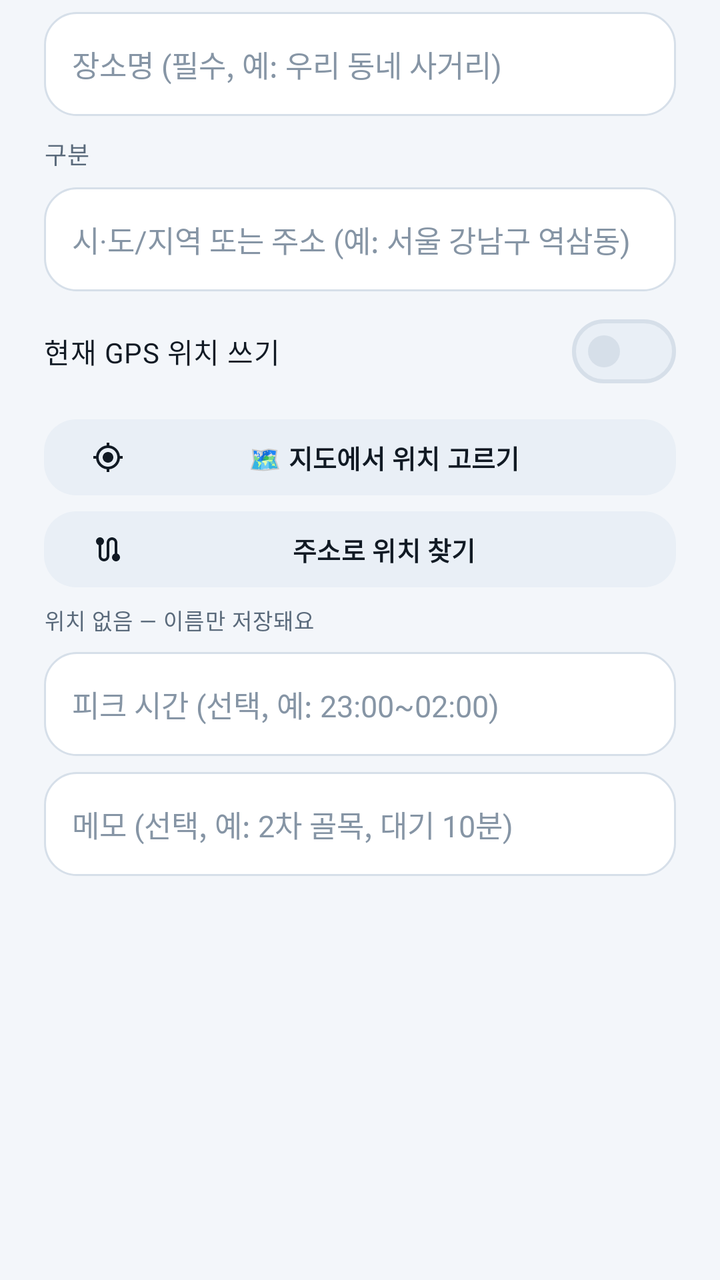
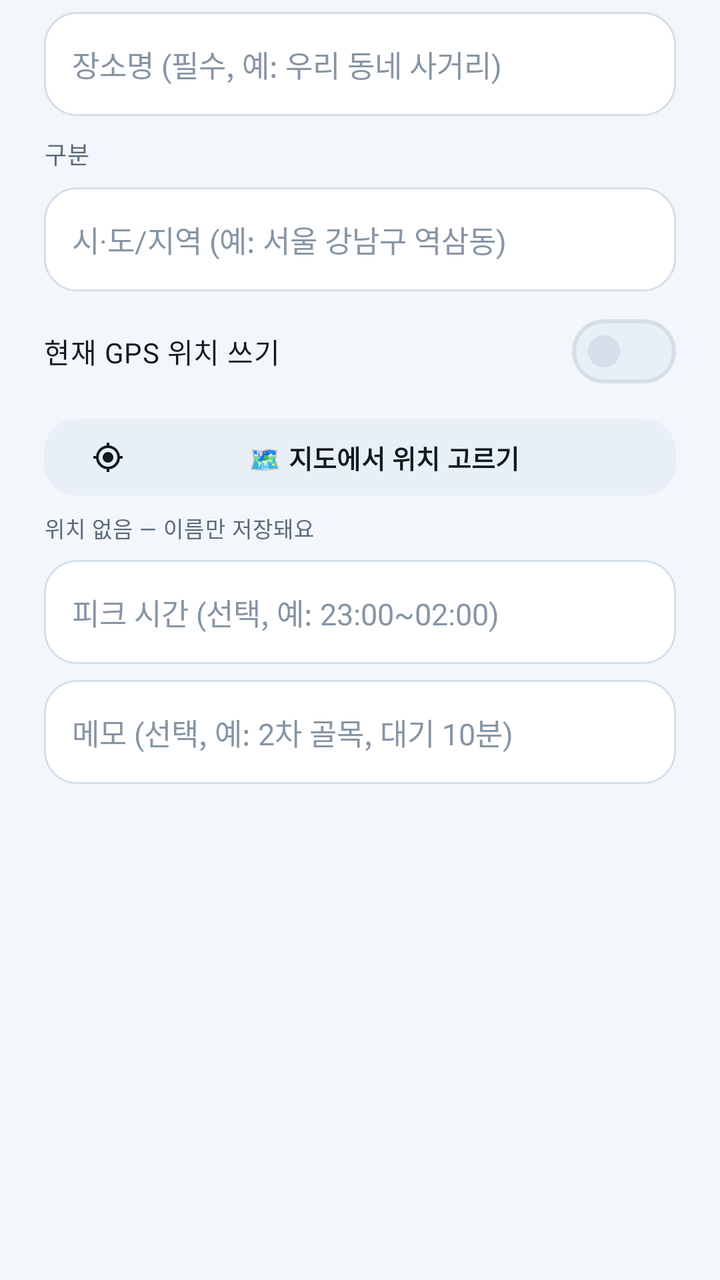

Compare the two renders of this Android layout. The source of the first and the diff that turns it into the second are given below.
<!-- AndroidManifest.xml: application theme Theme.DaeriLedger -->
<!-- res/layout/dialog_callspot_add.xml -->
<?xml version="1.0" encoding="utf-8"?>
<LinearLayout xmlns:android="http://schemas.android.com/apk/res/android"
    xmlns:app="http://schemas.android.com/apk/res-auto"
    android:layout_width="match_parent"
    android:layout_height="wrap_content"
    android:orientation="vertical"
    android:paddingHorizontal="22dp"
    android:paddingTop="6dp"
    android:paddingBottom="4dp">

    <EditText
        android:id="@+id/spotNameInput"
        android:layout_width="match_parent"
        android:layout_height="52dp"
        android:background="@drawable/bg_amount_field"
        android:hint="장소명 (필수, 예: 우리 동네 사거리)"
        android:imeOptions="actionNext"
        android:importantForAutofill="no"
        android:inputType="text"
        android:maxLength="30"
        android:paddingHorizontal="14dp"
        android:textColor="@color/text_primary"
        android:textColorHint="@color/text_tertiary"
        android:textSize="15sp" />

    <LinearLayout
        android:layout_width="match_parent"
        android:layout_height="wrap_content"
        android:layout_marginTop="10dp"
        android:gravity="center_vertical"
        android:orientation="horizontal">

        <TextView
            style="@style/Text.Daeri.Label"
            android:layout_width="wrap_content"
            android:layout_height="wrap_content"
            android:layout_marginEnd="10dp"
            android:text="구분" />

        <com.google.android.material.chip.ChipGroup
            android:id="@+id/spotServiceChips"
            android:layout_width="wrap_content"
            android:layout_height="wrap_content"
            app:chipSpacingHorizontal="6dp"
            app:singleLine="true"
            app:singleSelection="true" />
    </LinearLayout>

    <EditText
        android:id="@+id/spotAreaInput"
        android:layout_width="match_parent"
        android:layout_height="52dp"
        android:layout_marginTop="8dp"
        android:background="@drawable/bg_amount_field"
        android:hint="시·도/지역 또는 주소 (예: 서울 강남구 역삼동)"
        android:imeOptions="actionNext"
        android:importantForAutofill="no"
        android:inputType="text"
        android:maxLength="60"
        android:paddingHorizontal="14dp"
        android:textColor="@color/text_primary"
        android:textColorHint="@color/text_tertiary"
        android:textSize="15sp" />

    <com.google.android.material.materialswitch.MaterialSwitch
        android:id="@+id/useLocationSwitch"
        android:layout_width="match_parent"
        android:layout_height="wrap_content"
        android:layout_marginTop="6dp"
        android:minHeight="48dp"
        android:text="현재 GPS 위치 쓰기"
        android:textColor="@color/text_primary"
        android:textSize="14sp" />

    <com.google.android.material.button.MaterialButton
        android:id="@+id/pickOnMapButton"
        style="@style/Widget.Daeri.Button.Tonal"
        android:layout_width="match_parent"
        android:layout_height="46dp"
        android:layout_marginTop="6dp"
        android:minHeight="46dp"
        android:text="🗺️ 지도에서 위치 고르기"
        android:textSize="13sp"
        app:icon="@drawable/ic_my_location"
        app:iconSize="16dp" />

    <com.google.android.material.button.MaterialButton
        android:id="@+id/findAddressButton"
        style="@style/Widget.Daeri.Button.Tonal"
        android:layout_width="match_parent"
        android:layout_height="46dp"
        android:minHeight="46dp"
        android:text="주소로 위치 찾기"
        android:textSize="13sp"
        app:icon="@drawable/ic_route"
        app:iconSize="16dp" />

    <TextView
        android:id="@+id/locationValueText"
        style="@style/Text.Daeri.Label"
        android:layout_width="match_parent"
        android:layout_height="wrap_content"
        android:layout_marginTop="4dp"
        android:text="위치 없음 — 이름만 저장돼요"
        android:textSize="11sp" />

    <EditText
        android:id="@+id/spotPeakInput"
        android:layout_width="match_parent"
        android:layout_height="52dp"
        android:layout_marginTop="8dp"
        android:background="@drawable/bg_amount_field"
        android:hint="피크 시간 (선택, 예: 23:00~02:00)"
        android:imeOptions="actionNext"
        android:importantForAutofill="no"
        android:inputType="text"
        android:maxLength="30"
        android:paddingHorizontal="14dp"
        android:textColor="@color/text_primary"
        android:textColorHint="@color/text_tertiary"
        android:textSize="15sp" />

    <EditText
        android:id="@+id/spotMemoInput"
        android:layout_width="match_parent"
        android:layout_height="52dp"
        android:layout_marginTop="8dp"
        android:background="@drawable/bg_amount_field"
        android:hint="메모 (선택, 예: 2차 골목, 대기 10분)"
        android:imeOptions="actionDone"
        android:importantForAutofill="no"
        android:inputType="text"
        android:maxLength="60"
        android:paddingHorizontal="14dp"
        android:textColor="@color/text_primary"
        android:textColorHint="@color/text_tertiary"
        android:textSize="15sp" />

</LinearLayout>
<!-- resources referenced by this layout -->
<resources>
  <color name="text_primary">#111A24</color>
  <color name="text_tertiary">#8695A5</color>
  <!-- drawable bg_amount_field (drawable) -->
  <?xml version="1.0" encoding="utf-8"?>
  <shape xmlns:android="http://schemas.android.com/apk/res/android" android:shape="rectangle">
      <solid android:color="@color/surface" />
      <corners android:radius="16dp" />
      <stroke android:width="1dp" android:color="@color/outline" />
  </shape>
  <!-- drawable ic_route (drawable) -->
  <vector xmlns:android="http://schemas.android.com/apk/res/android"
      android:width="24dp" android:height="24dp"
      android:viewportWidth="24" android:viewportHeight="24"
      android:tint="?attr/colorControlNormal">
      <path android:fillColor="@android:color/white" android:pathData="M19,15.18V7c0,-2.21 -1.79,-4 -4,-4s-4,1.79 -4,4v10c0,1.1 -0.9,2 -2,2s-2,-0.9 -2,-2V8.82C8.16,8.4 9,7.3 9,6c0,-1.66 -1.34,-3 -3,-3S3,4.34 3,6c0,1.3 0.84,2.4 2,2.82V17c0,2.21 1.79,4 4,4s4,-1.79 4,-4V7c0,-1.1 0.9,-2 2,-2s2,0.9 2,2v8.18c-1.16,0.42 -2,1.52 -2,2.82 0,1.66 1.34,3 3,3s3,-1.34 3,-3c0,-1.3 -0.84,-2.4 -2,-2.82z" />
  </vector>
  <style name="Text.Daeri.Label" parent="TextAppearance.Material3.BodySmall">
          <item name="android:textSize">12sp</item>
          <item name="android:textColor">@color/text_secondary</item>
      </style>
  <style name="Widget.Daeri.Button.Tonal" parent="Widget.Material3.Button.TonalButton">
          <item name="android:minHeight">52dp</item>
          <item name="android:textSize">15sp</item>
          <item name="android:textStyle">bold</item>
          <item name="backgroundTint">@color/surface_high</item>
          <item name="android:textColor">@color/text_primary</item>
          <item name="cornerRadius">16dp</item>
          <item name="iconTint">@color/text_primary</item>
      </style>
  <style name="Theme.DaeriLedger" parent="Theme.DaeriLedger.Base" />
  <color name="surface">#FFFFFF</color>
  <color name="outline">#D6DFE9</color>
  <color name="text_secondary">#5A6A7B</color>
  <color name="surface_high">#E9EFF6</color>
  <color name="accent">#B87400</color>
  <color name="on_accent">#FFFFFF</color>
  <color name="accent_dim">#FFF0D2</color>
  <color name="profit">#0E8A4F</color>
  <color name="profit_dim">#E1F6EB</color>
  <color name="chart_bar">#2E6BC4</color>
  <color name="bg">#F3F6FA</color>
  <color name="surface_alt">#FFFFFF</color>
  <color name="divider">#E7EDF4</color>
  <color name="loss">#C93A3A</color>
  <style name="ThemeOverlay.Daeri.Dialog" parent="ThemeOverlay.Material3.MaterialAlertDialog">
          <item name="colorSurface">@color/surface_alt</item>
          <item name="colorOnSurface">@color/text_primary</item>
          <item name="colorOnSurfaceVariant">@color/text_secondary</item>
          <item name="shapeAppearanceOverlay">@style/Shape.Daeri.Large</item>
      </style>
  <style name="ThemeOverlay.Daeri.BottomSheet" parent="ThemeOverlay.Material3.BottomSheetDialog">
          <item name="colorSurface">@color/surface_alt</item>
          <item name="bottomSheetStyle">@style/Widget.Daeri.BottomSheet</item>
      </style>
  <style name="Shape.Daeri.ExtraSmall" parent="ShapeAppearance.Material3.Corner.ExtraSmall">
          <item name="cornerSize">8dp</item>
      </style>
  <style name="Shape.Daeri.Small" parent="ShapeAppearance.Material3.Corner.Small">
          <item name="cornerSize">12dp</item>
      </style>
  <style name="Shape.Daeri.Medium" parent="ShapeAppearance.Material3.Corner.Medium">
          <item name="cornerSize">18dp</item>
      </style>
  <style name="Shape.Daeri.Large" parent="ShapeAppearance.Material3.Corner.Large">
          <item name="cornerSize">26dp</item>
      </style>
  <style name="Widget.Daeri.BottomSheet" parent="Widget.Material3.BottomSheet.Modal">
          <item name="shapeAppearance">@style/Shape.Daeri.Large</item>
          <item name="backgroundTint">@color/surface_alt</item>
      </style>
  <!-- unchanged entries left out for length: 2 -->
</resources>

<!-- the commit's change to res/layout/dialog_callspot_add.xml (unified diff, before → after) -->
@@ -52,7 +52,7 @@
         android:layout_height="52dp"
         android:layout_marginTop="8dp"
         android:background="@drawable/bg_amount_field"
-        android:hint="시·도/지역 또는 주소 (예: 서울 강남구 역삼동)"
+        android:hint="시·도/지역 (예: 서울 강남구 역삼동)"
         android:imeOptions="actionNext"
         android:importantForAutofill="no"
         android:inputType="text"
@@ -82,17 +82,6 @@
         android:text="🗺️ 지도에서 위치 고르기"
         android:textSize="13sp"
         app:icon="@drawable/ic_my_location"
-        app:iconSize="16dp" />
-
-    <com.google.android.material.button.MaterialButton
-        android:id="@+id/findAddressButton"
-        style="@style/Widget.Daeri.Button.Tonal"
-        android:layout_width="match_parent"
-        android:layout_height="46dp"
-        android:minHeight="46dp"
-        android:text="주소로 위치 찾기"
-        android:textSize="13sp"
-        app:icon="@drawable/ic_route"
         app:iconSize="16dp" />
 
     <TextView
<!-- resource entries referenced after the edit -->
@@ -9,13 +9,6 @@
       <corners android:radius="16dp" />
       <stroke android:width="1dp" android:color="@color/outline" />
   </shape>
-  <!-- drawable ic_route (drawable) -->
-  <vector xmlns:android="http://schemas.android.com/apk/res/android"
-      android:width="24dp" android:height="24dp"
-      android:viewportWidth="24" android:viewportHeight="24"
-      android:tint="?attr/colorControlNormal">
-      <path android:fillColor="@android:color/white" android:pathData="M19,15.18V7c0,-2.21 -1.79,-4 -4,-4s-4,1.79 -4,4v10c0,1.1 -0.9,2 -2,2s-2,-0.9 -2,-2V8.82C8.16,8.4 9,7.3 9,6c0,-1.66 -1.34,-3 -3,-3S3,4.34 3,6c0,1.3 0.84,2.4 2,2.82V17c0,2.21 1.79,4 4,4s4,-1.79 4,-4V7c0,-1.1 0.9,-2 2,-2s2,0.9 2,2v8.18c-1.16,0.42 -2,1.52 -2,2.82 0,1.66 1.34,3 3,3s3,-1.34 3,-3c0,-1.3 -0.84,-2.4 -2,-2.82z" />
-  </vector>
   <style name="Text.Daeri.Label" parent="TextAppearance.Material3.BodySmall">
           <item name="android:textSize">12sp</item>
           <item name="android:textColor">@color/text_secondary</item>
